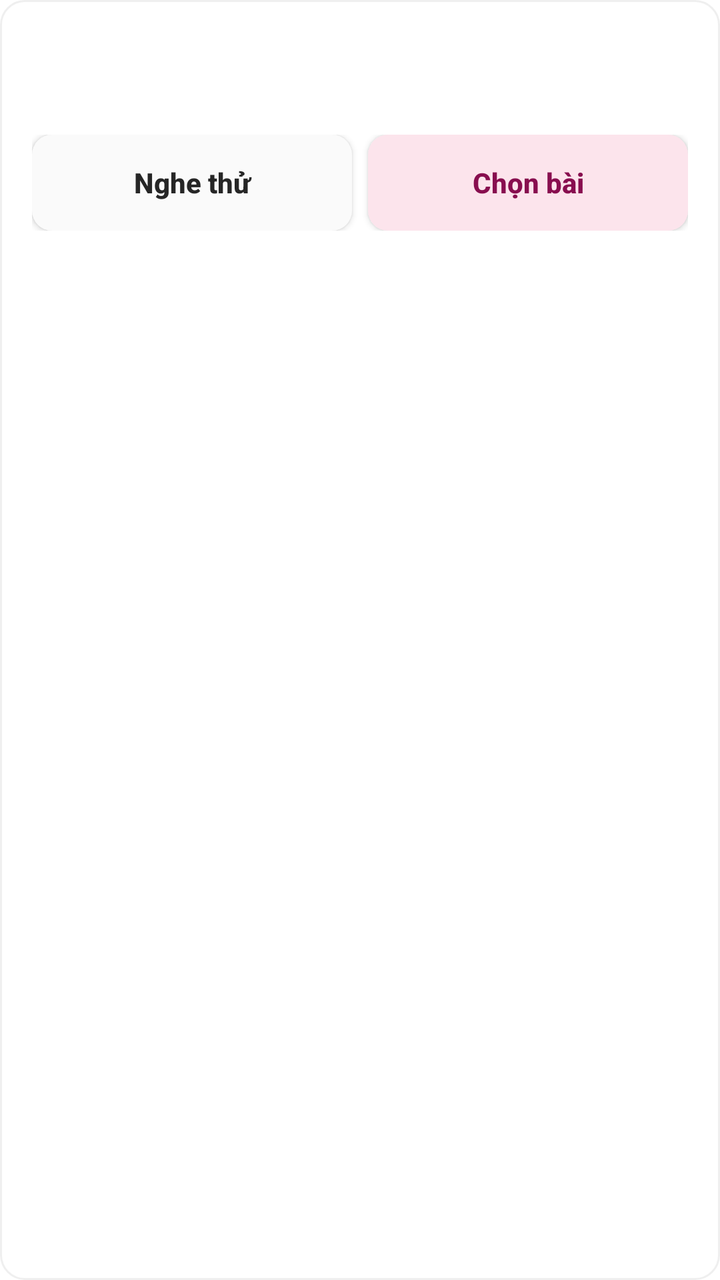
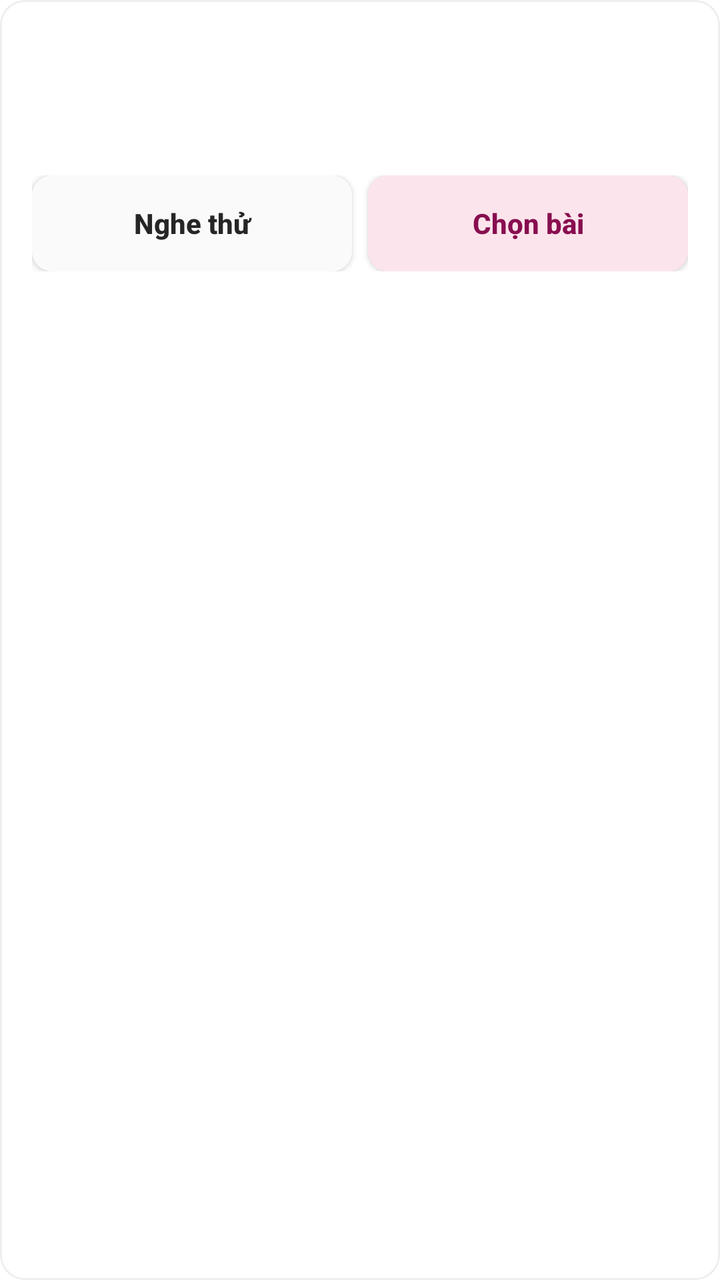

Screens rendered from an Android XML layout before and after an edit, with the pre-edit source and the edit as a unified diff.
<!-- AndroidManifest.xml: application theme Theme.MeetoMXH -->
<!-- res/layout/item_openverse_music.xml -->
<?xml version="1.0" encoding="utf-8"?>
<LinearLayout xmlns:android="http://schemas.android.com/apk/res/android"
    android:layout_width="match_parent" android:layout_height="wrap_content"
    android:layout_marginBottom="12dp" android:padding="16dp"
    android:orientation="vertical" android:background="@drawable/bg_card_rounded">
    <TextView android:id="@+id/music_item_title" android:layout_width="match_parent"
        android:layout_height="wrap_content" android:textSize="16sp" android:textStyle="bold"
        android:textColor="@color/text_primary" android:maxLines="2" android:ellipsize="end" />
    <TextView android:id="@+id/music_item_creator" android:layout_width="match_parent"
        android:layout_height="wrap_content" android:layout_marginTop="4dp" android:textSize="13sp"
        android:textColor="@color/text_secondary" android:maxLines="2" android:ellipsize="end" />
    <LinearLayout android:layout_width="match_parent" android:layout_height="wrap_content"
        android:layout_marginTop="8dp" android:orientation="horizontal">
        <Button android:id="@+id/music_item_preview" android:layout_width="0dp"
            android:layout_height="48dp" android:layout_weight="1" android:layout_marginEnd="8dp"
            android:text="Nghe thử" android:textAllCaps="false"
            android:backgroundTint="@color/surface_variant" android:textColor="@color/text_primary" />
        <Button android:id="@+id/music_item_choose" android:layout_width="0dp"
            android:layout_height="48dp" android:layout_weight="1"
            android:text="Chọn bài" android:textAllCaps="false"
            android:backgroundTint="@color/primary_container" android:textColor="@color/on_primary_container" />
    </LinearLayout>
</LinearLayout>
<!-- resources referenced by this layout -->
<resources>
  <color name="on_primary_container">#880E4F</color>
  <color name="primary_container">#FCE4EC</color>
  <color name="surface_variant">#FAFAFA</color>
  <color name="text_primary">#262626</color>
  <color name="text_secondary">#737373</color>
  <!-- drawable bg_card_rounded (drawable) -->
  <?xml version="1.0" encoding="utf-8"?>
  <shape xmlns:android="http://schemas.android.com/apk/res/android"
      android:shape="rectangle">
      <solid android:color="@color/surface_bg" />
      <corners android:radius="12dp" />
      <stroke
          android:width="1dp"
          android:color="@color/divider_color" />
  </shape>
  <style name="Theme.MeetoMXH" parent="Base.Theme.MeetoMXH" />
  <color name="surface_bg">#FFFFFF</color>
  <color name="divider_color">#EFEFEF</color>
  <color name="brand_blue">#E1306C</color>
  <color name="white">#FFFFFFFF</color>
  <color name="ig_purple">#833AB4</color>
  <color name="app_bg">#FFFFFF</color>
  <color name="text_hint">#C7C7C7</color>
  <color name="outline_color">#DBDBDB</color>
  <color name="status_error">#ED4956</color>
  <style name="ThemeOverlay.Meeto.AlertDialog" parent="ThemeOverlay.Material3.MaterialAlertDialog">
          <item name="android:windowBackground">@drawable/bg_dialog_window</item>
          <item name="colorSurface">@color/surface_bg</item>
          <item name="colorOnSurface">@color/text_primary</item>
          <item name="colorPrimary">@color/brand_blue</item>
          <item name="colorOnPrimary">@color/white</item>
          <item name="shapeAppearance">@style/ShapeAppearance.Meeto.Dialog</item>
      </style>
  <style name="ThemeOverlay.Meeto.BottomSheetDialog" parent="ThemeOverlay.Material3.BottomSheetDialog">
          <item name="bottomSheetStyle">@style/Widget.Meeto.BottomSheet</item>
      </style>
  <style name="Widget.Meeto.Button.Dialog" parent="Widget.Material3.Button.TextButton">
          <item name="android:textAllCaps">false</item>
          <item name="android:textColor">@color/brand_blue</item>
      </style>
  <!-- drawable bg_dialog_window (drawable) -->
  <?xml version="1.0" encoding="utf-8"?>
  <shape xmlns:android="http://schemas.android.com/apk/res/android" android:shape="rectangle">
      <solid android:color="@color/surface_bg" />
      <corners android:radius="@dimen/corner_radius_dialog" />
      <stroke android:width="1dp" android:color="@color/outline_color" />
  </shape>
  <style name="ShapeAppearance.Meeto.Dialog" parent="ShapeAppearance.Material3.Corner.Large">
          <item name="cornerSize">@dimen/corner_radius_dialog</item>
      </style>
  <style name="Widget.Meeto.BottomSheet" parent="Widget.Material3.BottomSheet">
          <item name="backgroundTint">@color/surface_bg</item>
          <item name="shapeAppearance">@style/ShapeAppearance.Meeto.LargeComponent</item>
      </style>
  <dimen name="corner_radius_medium">10dp</dimen>
  <dimen name="button_height_standard">48dp</dimen>
  <!-- drawable bg_button_neutral (drawable) -->
  <?xml version="1.0" encoding="utf-8"?>
  <ripple xmlns:android="http://schemas.android.com/apk/res/android" android:color="@color/icon_button_bg_pressed">
      <item>
          <shape android:shape="rectangle">
              <solid android:color="@color/surface_variant" />
              <corners android:radius="@dimen/corner_radius_medium" />
          </shape>
      </item>
  </ripple>
  <dimen name="corner_radius_dialog">22dp</dimen>
  <style name="ShapeAppearance.Meeto.LargeComponent" parent="ShapeAppearance.Material3.LargeComponent">
          <item name="cornerSizeTopLeft">16dp</item>
          <item name="cornerSizeTopRight">16dp</item>
          <item name="cornerSizeBottomLeft">0dp</item>
          <item name="cornerSizeBottomRight">0dp</item>
      </style>
  <color name="icon_button_bg_pressed">#EFEFEF</color>
  <!-- unchanged entries left out for length: 3 -->
</resources>

<!-- the commit's change to res/layout/item_openverse_music.xml (unified diff, before → after) -->
@@ -9,6 +9,9 @@
     <TextView android:id="@+id/music_item_creator" android:layout_width="match_parent"
         android:layout_height="wrap_content" android:layout_marginTop="4dp" android:textSize="13sp"
         android:textColor="@color/text_secondary" android:maxLines="2" android:ellipsize="end" />
+    <TextView android:id="@+id/music_item_status" android:layout_width="match_parent"
+        android:layout_height="wrap_content" android:layout_marginTop="4dp" android:textSize="12sp"
+        android:textColor="@color/text_secondary" android:accessibilityLiveRegion="polite" />
     <LinearLayout android:layout_width="match_parent" android:layout_height="wrap_content"
         android:layout_marginTop="8dp" android:orientation="horizontal">
         <Button android:id="@+id/music_item_preview" android:layout_width="0dp"
